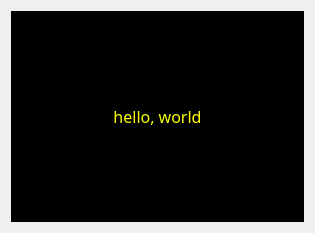
This is client/src/akunambolview_base.ui in KDE/akunambol as Qt 5 draws it before an edit. The edited form follows.
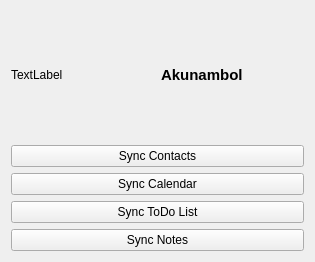
This is the edited form. Custom widgets are drawn as their Qt base class.

Commit message: Starting GUI Design

The edit to the form file:
```diff
--- a/client/src/akunambolview_base.ui
+++ b/client/src/akunambolview_base.ui
@@ -6,7 +6,7 @@
     <x>0</x>
     <y>0</y>
     <width>315</width>
-    <height>233</height>
+    <height>262</height>
    </rect>
   </property>
   <property name="windowTitle" >
@@ -15,192 +15,54 @@
   <property name="autoFillBackground" >
    <bool>true</bool>
   </property>
-  <layout class="QGridLayout" >
-   <property name="leftMargin" >
-    <number>11</number>
-   </property>
-   <property name="topMargin" >
-    <number>11</number>
-   </property>
-   <property name="rightMargin" >
-    <number>11</number>
-   </property>
-   <property name="bottomMargin" >
-    <number>11</number>
-   </property>
-   <property name="horizontalSpacing" >
-    <number>6</number>
-   </property>
-   <property name="verticalSpacing" >
-    <number>6</number>
-   </property>
-   <item row="0" column="0" >
-    <widget class="QLabel" name="kcfg_sillyLabel" >
-     <property name="palette" >
-      <palette>
-       <active>
-        <colorrole role="WindowText" >
-         <brush brushstyle="SolidPattern" >
-          <color alpha="255" >
-           <red>255</red>
-           <green>255</green>
-           <blue>0</blue>
-          </color>
-         </brush>
-        </colorrole>
-        <colorrole role="Button" >
-         <brush brushstyle="SolidPattern" >
-          <color alpha="255" >
-           <red>0</red>
-           <green>0</green>
-           <blue>0</blue>
-          </color>
-         </brush>
-        </colorrole>
-        <colorrole role="Base" >
-         <brush brushstyle="SolidPattern" >
-          <color alpha="255" >
-           <red>0</red>
-           <green>0</green>
-           <blue>0</blue>
-          </color>
-         </brush>
-        </colorrole>
-        <colorrole role="Window" >
-         <brush brushstyle="SolidPattern" >
-          <color alpha="255" >
-           <red>0</red>
-           <green>0</green>
-           <blue>0</blue>
-          </color>
-         </brush>
-        </colorrole>
-        <colorrole role="AlternateBase" >
-         <brush brushstyle="SolidPattern" >
-          <color alpha="255" >
-           <red>0</red>
-           <green>0</green>
-           <blue>0</blue>
-          </color>
-         </brush>
-        </colorrole>
-       </active>
-       <inactive>
-        <colorrole role="WindowText" >
-         <brush brushstyle="SolidPattern" >
-          <color alpha="255" >
-           <red>255</red>
-           <green>255</green>
-           <blue>0</blue>
-          </color>
-         </brush>
-        </colorrole>
-        <colorrole role="Button" >
-         <brush brushstyle="SolidPattern" >
-          <color alpha="255" >
-           <red>0</red>
-           <green>0</green>
-           <blue>0</blue>
-          </color>
-         </brush>
-        </colorrole>
-        <colorrole role="Base" >
-         <brush brushstyle="SolidPattern" >
-          <color alpha="255" >
-           <red>0</red>
-           <green>0</green>
-           <blue>0</blue>
-          </color>
-         </brush>
-        </colorrole>
-        <colorrole role="Window" >
-         <brush brushstyle="SolidPattern" >
-          <color alpha="255" >
-           <red>0</red>
-           <green>0</green>
-           <blue>0</blue>
-          </color>
-         </brush>
-        </colorrole>
-        <colorrole role="AlternateBase" >
-         <brush brushstyle="SolidPattern" >
-          <color alpha="255" >
-           <red>0</red>
-           <green>0</green>
-           <blue>0</blue>
-          </color>
-         </brush>
-        </colorrole>
-       </inactive>
-       <disabled>
-        <colorrole role="WindowText" >
-         <brush brushstyle="SolidPattern" >
-          <color alpha="255" >
-           <red>119</red>
-           <green>119</green>
-           <blue>119</blue>
-          </color>
-         </brush>
-        </colorrole>
-        <colorrole role="Button" >
-         <brush brushstyle="SolidPattern" >
-          <color alpha="255" >
-           <red>0</red>
-           <green>0</green>
-           <blue>0</blue>
-          </color>
-         </brush>
-        </colorrole>
-        <colorrole role="Base" >
-         <brush brushstyle="SolidPattern" >
-          <color alpha="255" >
-           <red>0</red>
-           <green>0</green>
-           <blue>0</blue>
-          </color>
-         </brush>
-        </colorrole>
-        <colorrole role="Window" >
-         <brush brushstyle="SolidPattern" >
-          <color alpha="255" >
-           <red>0</red>
-           <green>0</green>
-           <blue>0</blue>
-          </color>
-         </brush>
-        </colorrole>
-        <colorrole role="AlternateBase" >
-         <brush brushstyle="SolidPattern" >
-          <color alpha="255" >
-           <red>0</red>
-           <green>0</green>
-           <blue>0</blue>
-          </color>
-         </brush>
-        </colorrole>
-       </disabled>
-      </palette>
+  <layout class="QVBoxLayout" name="verticalLayout" >
+   <item>
+    <layout class="QHBoxLayout" name="horizontalLayout" >
+     <item>
+      <widget class="QLabel" name="pixmapLabel" >
+       <property name="text" >
+        <string>TextLabel</string>
+       </property>
+      </widget>
+     </item>
+     <item>
+      <widget class="QLabel" name="nameLabel" >
+       <property name="text" >
+        <string>&lt;!DOCTYPE HTML PUBLIC "-//W3C//DTD HTML 4.0//EN" "http://www.w3.org/TR/REC-html40/strict.dtd">
+&lt;html>&lt;head>&lt;meta name="qrichtext" content="1" />&lt;style type="text/css">
+p, li { white-space: pre-wrap; }
+&lt;/style>&lt;/head>&lt;body style=" font-family:'Liberation Sans'; font-size:8pt; font-weight:400; font-style:normal;">
+&lt;p style=" margin-top:0px; margin-bottom:0px; margin-left:0px; margin-right:0px; -qt-block-indent:0; text-indent:0px;">&lt;span style=" font-size:11pt; font-weight:600;">Akunambol&lt;/span>&lt;/p>&lt;/body>&lt;/html></string>
+       </property>
+      </widget>
+     </item>
+    </layout>
+   </item>
+   <item>
+    <widget class="KPushButton" name="contactsButton" >
+     <property name="text" >
+      <string>Sync Contacts</string>
      </property>
-     <property name="font" >
-      <font>
-       <family>Sans Serif</family>
-       <pointsize>12</pointsize>
-      </font>
+    </widget>
+   </item>
+   <item>
+    <widget class="KPushButton" name="calendarButton" >
+     <property name="text" >
+      <string>Sync Calendar</string>
      </property>
-     <property name="autoFillBackground" >
-      <bool>true</bool>
-     </property>
+    </widget>
+   </item>
+   <item>
+    <widget class="KPushButton" name="todoButton" >
      <property name="text" >
-      <string>hello, world</string>
+      <string>Sync ToDo List</string>
      </property>
-     <property name="scaledContents" >
-      <bool>true</bool>
-     </property>
-     <property name="alignment" >
-      <set>Qt::AlignCenter</set>
-     </property>
-     <property name="wordWrap" >
-      <bool>false</bool>
+    </widget>
+   </item>
+   <item>
+    <widget class="KPushButton" name="notesButton" >
+     <property name="text" >
+      <string>Sync Notes</string>
      </property>
     </widget>
    </item>
@@ -208,6 +70,13 @@
  </widget>
  <layoutdefault spacing="6" margin="11" />
  <pixmapfunction>qPixmapFromMimeSource</pixmapfunction>
+ <customwidgets>
+  <customwidget>
+   <class>KPushButton</class>
+   <extends>QPushButton</extends>
+   <header>kpushbutton.h</header>
+  </customwidget>
+ </customwidgets>
  <resources/>
  <connections/>
 </ui>
```
Left out of the diff: 6 changed lines with no effect on the pictures. The commit also changes 1 other file.
